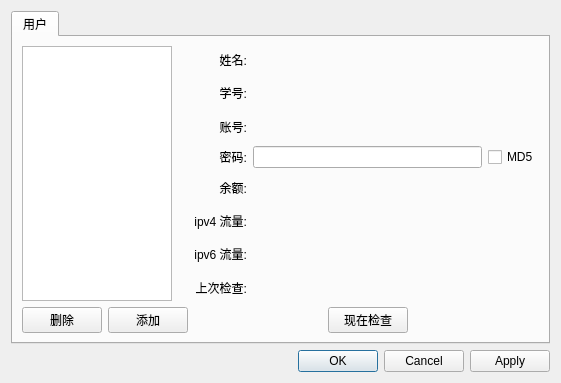
First picture: the form in src/settings.ui, repository ClumsyLee/net.tsinghua, before the edit.
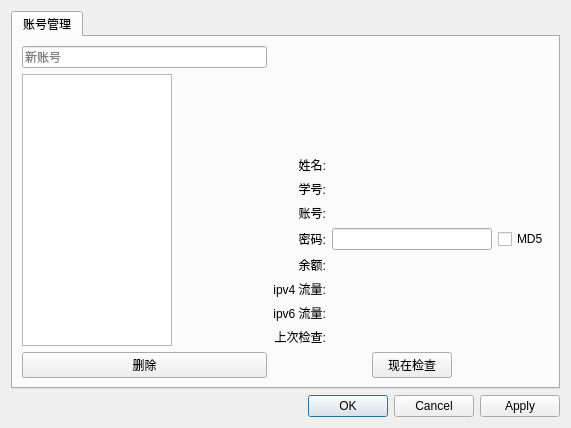
Second picture: the form after the edit. Custom widgets are drawn as their Qt base class.

```diff
--- a/src/settings.ui
+++ b/src/settings.ui
@@ -6,8 +6,8 @@
    <rect>
     <x>0</x>
     <y>0</y>
-    <width>561</width>
-    <height>383</height>
+    <width>571</width>
+    <height>428</height>
    </rect>
   </property>
   <property name="windowTitle">
@@ -21,11 +21,18 @@
      </property>
      <widget class="QWidget" name="user_tab">
       <attribute name="title">
-       <string>用户</string>
+       <string>账号管理</string>
       </attribute>
       <layout class="QHBoxLayout" name="horizontalLayout_4">
        <item>
         <layout class="QVBoxLayout" name="verticalLayout_2">
+         <item>
+          <widget class="QLineEdit" name="new_account">
+           <property name="placeholderText">
+            <string>新账号</string>
+           </property>
+          </widget>
+         </item>
          <item>
           <widget class="UserList" name="user_list">
            <property name="sizePolicy">
@@ -43,22 +50,11 @@
           </widget>
          </item>
          <item>
-          <layout class="QHBoxLayout" name="horizontalLayout">
-           <item>
-            <widget class="QPushButton" name="delete_button">
-             <property name="text">
-              <string>删除</string>
-             </property>
-            </widget>
-           </item>
-           <item>
-            <widget class="QPushButton" name="add_button">
-             <property name="text">
-              <string>添加</string>
-             </property>
-            </widget>
-           </item>
-          </layout>
+          <widget class="QPushButton" name="delete_button">
+           <property name="text">
+            <string>删除</string>
+           </property>
+          </widget>
          </item>
         </layout>
        </item>
@@ -69,7 +65,17 @@
            <property name="horizontalSpacing">
             <number>-1</number>
            </property>
-           <item row="4" column="0">
+           <item row="7" column="0">
+            <widget class="QLabel" name="ipv6_byte_label">
+             <property name="text">
+              <string>ipv6 流量:</string>
+             </property>
+             <property name="alignment">
+              <set>Qt::AlignRight|Qt::AlignTrailing|Qt::AlignVCenter</set>
+             </property>
+            </widget>
+           </item>
+           <item row="5" column="0">
             <widget class="QLabel" name="balance_label">
              <property name="text">
               <string>余额:</string>
@@ -79,7 +85,7 @@
              </property>
             </widget>
            </item>
-           <item row="2" column="0">
+           <item row="3" column="0">
             <widget class="QLabel" name="username_label">
              <property name="text">
               <string>账号:</string>
@@ -89,7 +95,7 @@
              </property>
             </widget>
            </item>
-           <item row="5" column="0">
+           <item row="6" column="0">
             <widget class="QLabel" name="ipv4_byte_label">
              <property name="text">
               <string>ipv4 流量:</string>
@@ -99,27 +105,47 @@
              </property>
             </widget>
            </item>
-           <item row="6" column="0">
-            <widget class="QLabel" name="ipv6_byte_label">
+           <item row="8" column="0">
+            <widget class="QLabel" name="last_check_label">
              <property name="text">
-              <string>ipv6 流量:</string>
+              <string>上次检查:</string>
              </property>
              <property name="alignment">
               <set>Qt::AlignRight|Qt::AlignTrailing|Qt::AlignVCenter</set>
              </property>
             </widget>
            </item>
-           <item row="0" column="0">
-            <widget class="QLabel" name="name_label">
+           <item row="3" column="1">
+            <widget class="QLabel" name="username">
              <property name="text">
-              <string>姓名:</string>
+              <string/>
              </property>
-             <property name="alignment">
-              <set>Qt::AlignRight|Qt::AlignTrailing|Qt::AlignVCenter</set>
+             <property name="textInteractionFlags">
+              <set>Qt::LinksAccessibleByMouse|Qt::TextSelectableByMouse</set>
              </property>
             </widget>
            </item>
-           <item row="3" column="0">
+           <item row="7" column="1">
+            <widget class="QLabel" name="ipv6_byte">
+             <property name="text">
+              <string/>
+             </property>
+             <property name="textInteractionFlags">
+              <set>Qt::LinksAccessibleByMouse|Qt::TextSelectableByMouse</set>
+             </property>
+            </widget>
+           </item>
+           <item row="8" column="1">
+            <widget class="QLabel" name="last_check">
+             <property name="text">
+              <string/>
+             </property>
+             <property name="textInteractionFlags">
+              <set>Qt::LinksAccessibleByMouse|Qt::TextSelectableByMouse</set>
+             </property>
+            </widget>
+           </item>
+           <item row="4" column="0">
             <widget class="QLabel" name="password_label">
              <property name="text">
               <string>密码:</string>
@@ -129,7 +155,60 @@
              </property>
             </widget>
            </item>
-           <item row="8" column="1">
+           <item row="1" column="0">
+            <widget class="QLabel" name="name_label">
+             <property name="text">
+              <string>姓名:</string>
+             </property>
+             <property name="alignment">
+              <set>Qt::AlignRight|Qt::AlignTrailing|Qt::AlignVCenter</set>
+             </property>
+            </widget>
+           </item>
+           <item row="4" column="1">
+            <widget class="QLineEdit" name="password">
+             <property name="echoMode">
+              <enum>QLineEdit::Password</enum>
+             </property>
+             <property name="placeholderText">
+              <string/>
+             </property>
+            </widget>
+           </item>
+           <item row="2" column="0">
+            <widget class="QLabel" name="id_label">
+             <property name="text">
+              <string>学号:</string>
+             </property>
+             <property name="alignment">
+              <set>Qt::AlignRight|Qt::AlignTrailing|Qt::AlignVCenter</set>
+             </property>
+            </widget>
+           </item>
+           <item row="5" column="1">
+            <widget class="QLabel" name="balance">
+             <property name="text">
+              <string/>
+             </property>
+             <property name="textInteractionFlags">
+              <set>Qt::LinksAccessibleByMouse|Qt::TextSelectableByMouse</set>
+             </property>
+            </widget>
+           </item>
+           <item row="1" column="1">
+            <widget class="QLabel" name="name">
+             <property name="text">
+              <string/>
+             </property>
+             <property name="scaledContents">
+              <bool>false</bool>
+             </property>
+             <property name="textInteractionFlags">
+              <set>Qt::LinksAccessibleByMouse|Qt::TextSelectableByMouse</set>
+             </property>
+            </widget>
+           </item>
+           <item row="9" column="1">
             <layout class="QHBoxLayout" name="horizontalLayout_2">
              <item>
               <spacer name="horizontalSpacer_3">
@@ -169,30 +248,7 @@
              </item>
             </layout>
            </item>
-           <item row="7" column="0">
-            <widget class="QLabel" name="last_check_label">
-             <property name="text">
-              <string>上次检查:</string>
-             </property>
-             <property name="alignment">
-              <set>Qt::AlignRight|Qt::AlignTrailing|Qt::AlignVCenter</set>
-             </property>
-            </widget>
-           </item>
-           <item row="0" column="1">
-            <widget class="QLabel" name="name">
-             <property name="text">
-              <string/>
-             </property>
-             <property name="scaledContents">
-              <bool>false</bool>
-             </property>
-             <property name="textInteractionFlags">
-              <set>Qt::LinksAccessibleByMouse|Qt::TextSelectableByMouse</set>
-             </property>
-            </widget>
-           </item>
-           <item row="1" column="1">
+           <item row="2" column="1">
             <widget class="QLabel" name="id">
              <property name="text">
               <string/>
@@ -202,37 +258,7 @@
              </property>
             </widget>
            </item>
-           <item row="1" column="0">
-            <widget class="QLabel" name="id_label">
-             <property name="text">
-              <string>学号:</string>
-             </property>
-             <property name="alignment">
-              <set>Qt::AlignRight|Qt::AlignTrailing|Qt::AlignVCenter</set>
-             </property>
-            </widget>
-           </item>
-           <item row="4" column="1">
-            <widget class="QLabel" name="balance">
-             <property name="text">
-              <string/>
-             </property>
-             <property name="textInteractionFlags">
-              <set>Qt::LinksAccessibleByMouse|Qt::TextSelectableByMouse</set>
-             </property>
-            </widget>
-           </item>
-           <item row="3" column="1">
-            <widget class="QLineEdit" name="password">
-             <property name="echoMode">
-              <enum>QLineEdit::Password</enum>
-             </property>
-             <property name="placeholderText">
-              <string/>
-             </property>
-            </widget>
-           </item>
-           <item row="5" column="1">
+           <item row="6" column="1">
             <widget class="QLabel" name="ipv4_byte">
              <property name="enabled">
               <bool>true</bool>
@@ -245,42 +271,25 @@
              </property>
             </widget>
            </item>
-           <item row="6" column="1">
-            <widget class="QLabel" name="ipv6_byte">
-             <property name="text">
-              <string/>
-             </property>
-             <property name="textInteractionFlags">
-              <set>Qt::LinksAccessibleByMouse|Qt::TextSelectableByMouse</set>
-             </property>
-            </widget>
-           </item>
-           <item row="7" column="1">
-            <widget class="QLabel" name="last_check">
-             <property name="text">
-              <string/>
-             </property>
-             <property name="textInteractionFlags">
-              <set>Qt::LinksAccessibleByMouse|Qt::TextSelectableByMouse</set>
-             </property>
-            </widget>
-           </item>
-           <item row="3" column="2">
+           <item row="4" column="2">
             <widget class="QCheckBox" name="md5_check_box">
              <property name="text">
               <string>MD5</string>
              </property>
             </widget>
            </item>
-           <item row="2" column="1">
-            <widget class="QLabel" name="username">
-             <property name="text">
-              <string/>
+           <item row="0" column="1">
+            <spacer name="verticalSpacer">
+             <property name="orientation">
+              <enum>Qt::Vertical</enum>
              </property>
-             <property name="textInteractionFlags">
-              <set>Qt::LinksAccessibleByMouse|Qt::TextSelectableByMouse</set>
+             <property name="sizeHint" stdset="0">
+              <size>
+               <width>20</width>
+               <height>40</height>
+              </size>
              </property>
-            </widget>
+            </spacer>
            </item>
           </layout>
          </item>
```
Left out of the diff: 2 changed lines with no effect on the pictures.
